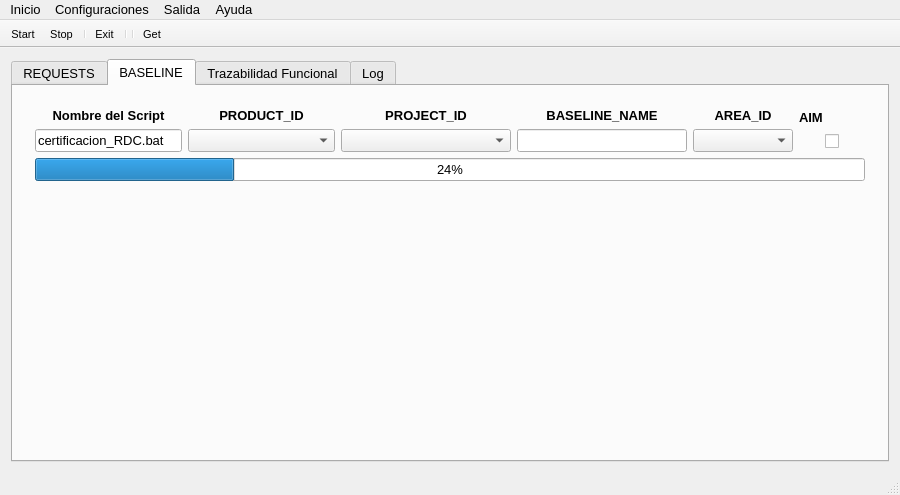
First picture: the form in mainwindow.ui, repository dkmpos89/CheckingQATools, before the edit.
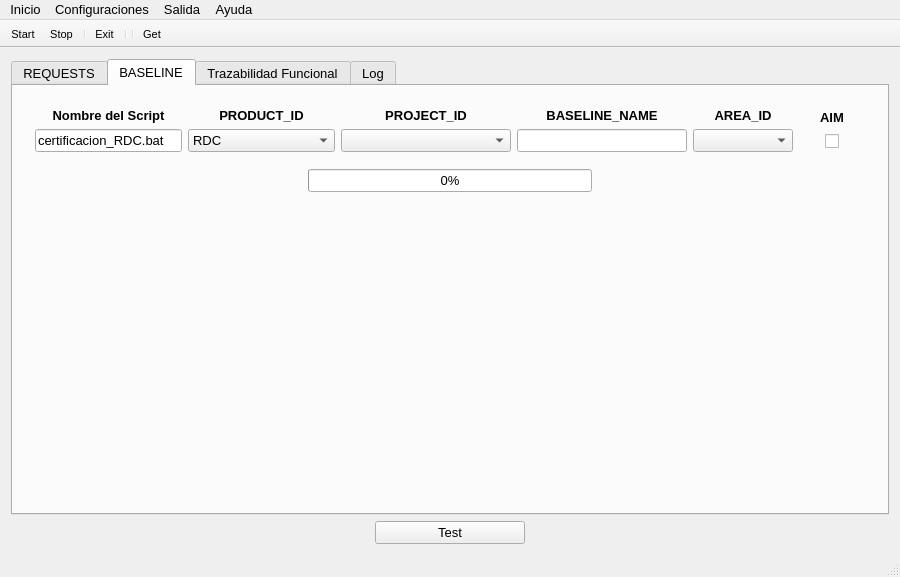
Second picture: the form after the edit. The open tabs and pages were chosen to show the change. Icons and pictures are not drawn. Custom widgets are drawn as their Qt base class.

Diff of the .ui file:
```diff
--- a/mainwindow.ui
+++ b/mainwindow.ui
@@ -7,7 +7,7 @@
     <x>0</x>
     <y>0</y>
     <width>900</width>
-    <height>495</height>
+    <height>577</height>
    </rect>
   </property>
   <property name="sizePolicy">
@@ -313,7 +313,7 @@
        <attribute name="title">
         <string>BASELINE</string>
        </attribute>
-       <layout class="QGridLayout" name="gridLayout_5">
+       <layout class="QGridLayout" name="gridLayout_9">
         <item row="0" column="0">
          <widget class="QWidget" name="contenedorTab2" native="true">
           <layout class="QGridLayout" name="gridLayout_8">
@@ -390,6 +390,9 @@
                <property name="text">
                 <string>AIM</string>
                </property>
+               <property name="alignment">
+                <set>Qt::AlignCenter</set>
+               </property>
               </widget>
              </item>
              <item>
@@ -535,19 +538,56 @@
                  <height>0</height>
                 </size>
                </property>
+               <item>
+                <property name="text">
+                 <string>RDC</string>
+                </property>
+               </item>
               </widget>
              </item>
             </layout>
            </item>
-           <item row="1" column="0" colspan="6">
+          </layout>
+         </widget>
+        </item>
+        <item row="1" column="0">
+         <layout class="QGridLayout" name="gridLayout_5">
+          <item row="0" column="0">
+           <layout class="QHBoxLayout" name="horizontalLayout_9">
+            <item>
+             <spacer name="horizontalSpacer_9">
+              <property name="orientation">
+               <enum>Qt::Horizontal</enum>
+              </property>
+              <property name="sizeHint" stdset="0">
+               <size>
+                <width>40</width>
+                <height>20</height>
+               </size>
+              </property>
+             </spacer>
+            </item>
+            <item>
             <widget class="QProgressBar" name="progressBar_tab2">
              <property name="value">
-              <number>24</number>
+               <number>0</number>
              </property>
             </widget>
            </item>
-          </layout>
-         </widget>
+            <item>
+             <spacer name="horizontalSpacer_10">
+              <property name="orientation">
+               <enum>Qt::Horizontal</enum>
+              </property>
+              <property name="sizeHint" stdset="0">
+               <size>
+                <width>40</width>
+                <height>20</height>
+               </size>
+              </property>
+             </spacer>
+            </item>
+           </layout>
         </item>
         <item row="1" column="0">
          <spacer name="verticalSpacer_2">
@@ -563,6 +603,8 @@
          </spacer>
         </item>
        </layout>
+        </item>
+       </layout>
       </widget>
       <widget class="QWidget" name="tab_3">
        <attribute name="title">
@@ -827,6 +869,55 @@
       </widget>
      </widget>
     </item>
+    <item row="1" column="1">
+     <layout class="QHBoxLayout" name="horizontalLayout_8">
+      <item>
+       <spacer name="horizontalSpacer_5">
+        <property name="orientation">
+         <enum>Qt::Horizontal</enum>
+        </property>
+        <property name="sizeHint" stdset="0">
+         <size>
+          <width>40</width>
+          <height>20</height>
+         </size>
+        </property>
+       </spacer>
+      </item>
+      <item>
+       <widget class="QPushButton" name="btnTest">
+        <property name="minimumSize">
+         <size>
+          <width>150</width>
+          <height>0</height>
+         </size>
+        </property>
+        <property name="maximumSize">
+         <size>
+          <width>150</width>
+          <height>16777215</height>
+         </size>
+        </property>
+        <property name="text">
+         <string>Test</string>
+        </property>
+       </widget>
+      </item>
+      <item>
+       <spacer name="horizontalSpacer_6">
+        <property name="orientation">
+         <enum>Qt::Horizontal</enum>
+        </property>
+        <property name="sizeHint" stdset="0">
+         <size>
+          <width>40</width>
+          <height>20</height>
+         </size>
+        </property>
+       </spacer>
+      </item>
+     </layout>
+    </item>
    </layout>
   </widget>
   <widget class="QMenuBar" name="menuBar">
```
Left out of the diff: 90 changed lines with no effect on the pictures. Lines whose indentation alone changed are shown as unchanged.
